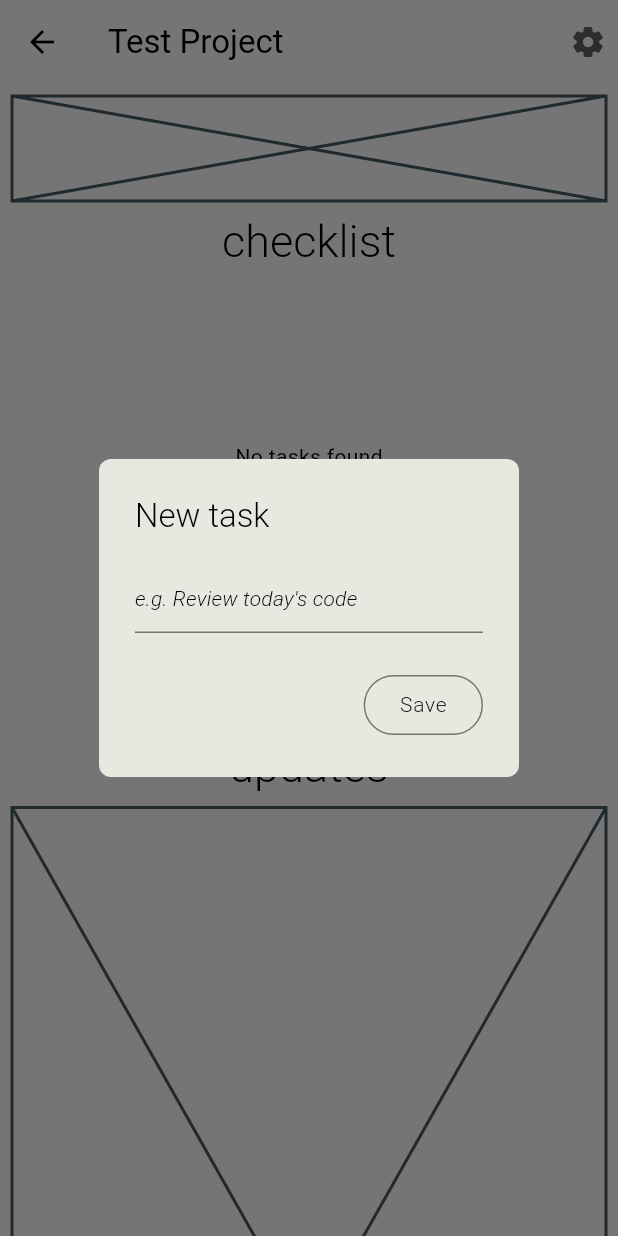
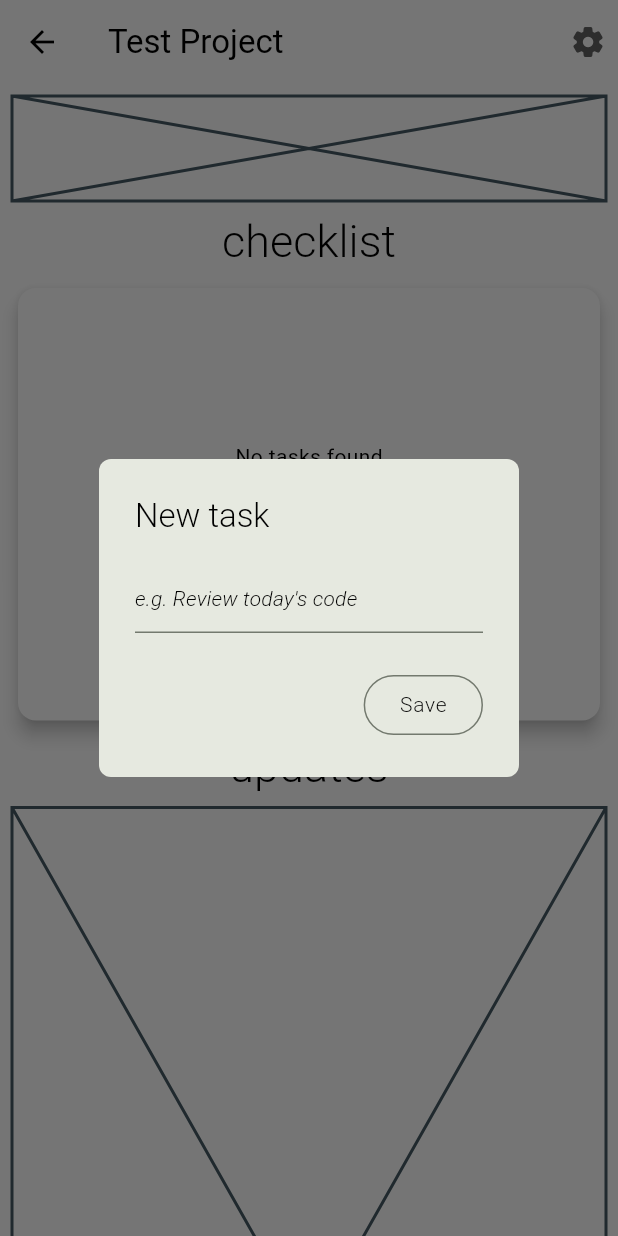
Before and after one commit to Vedant62/buildcraft, a Flutter app: the IndividualProject screen opened directly with sample values from the repository, after a tap on "Add task", on a phone screen of 412 x 824 dp. Run offline on Flutter 3.47's test engine with Material 3 defaults, Android fonts, the phone set to English and light mode, and no system bars; our stand-ins replace cloud_firestore, firebase_auth, firebase_core, flex_color_scheme, flutter_riverpod; accounts and stored records are empty.

Commit message:
taskcard elevation configured and proper state updation after add task done

```diff
--- a/lib/widgets/tasks_card.dart
+++ b/lib/widgets/tasks_card.dart
@@ -19,7 +19,7 @@ class _TasksCardState extends State<TasksCard> {
   @override
   Widget build(BuildContext context) {
     return Card(
-      elevation: 0,
+      elevation: 5,
       color: Theme.of(context).cardColor,
       child: Container(
         height: MediaQuery.sizeOf(context).height * 0.35,
@@ -31,19 +31,7 @@ class _TasksCardState extends State<TasksCard> {
               padding: const EdgeInsets.all(8.0),
               child: OutlinedButton(
                 onPressed: () {
-                  openDialog(context, taskTitle, firestoreService, widget.projectId);
-                },
-                child: Text('Add task', style: Theme.of(context).textTheme.labelLarge!.copyWith(fontSize: 16, fontWeight: FontWeight.w300) ,),
-              ),
-            )
-          ],
-        ),
-      ),
-    );
-  }
-}
-
-Future openDialog(BuildContext context, TextEditingController taskTitle, FirestoreService firestoreService, String projectId) =>
+                  Future openDialog() =>
                       showDialog(
                         context: context,
                         builder: (context) => AlertDialog(
@@ -56,9 +44,12 @@ Future openDialog(BuildContext context, TextEditingController taskTitle, Firesto
                             OutlinedButton(
                                 iconAlignment: IconAlignment.end,
                                 onPressed: () {
-              firestoreService.createTask(Task(title: taskTitle.text, projectId: projectId, createdAt: DateTime.now()));
+                                  setState(() {
+                                    firestoreService.createTask(Task(title: taskTitle.text, projectId: widget.projectId, createdAt: DateTime.now()));
                                     taskTitle.clear();
                                     Navigator.of(context).pop();
+                                  });
+
                                 },
                                 child: Text('Save', style: Theme.of(context).textTheme.labelMedium!.copyWith(fontWeight: FontWeight.w300, fontSize: 14),)
                             )
@@ -75,3 +66,15 @@ Future openDialog(BuildContext context, TextEditingController taskTitle, Firesto
                           ),
                         ),
                       );
+
+                  openDialog();
+                },
+                child: Text('Add task', style: Theme.of(context).textTheme.labelLarge!.copyWith(fontSize: 16, fontWeight: FontWeight.w300) ,),
+              ),
+            )
+          ],
+        ),
+      ),
+    );
+  }
+}
```
Lines whose indentation alone changed are shown as unchanged.
